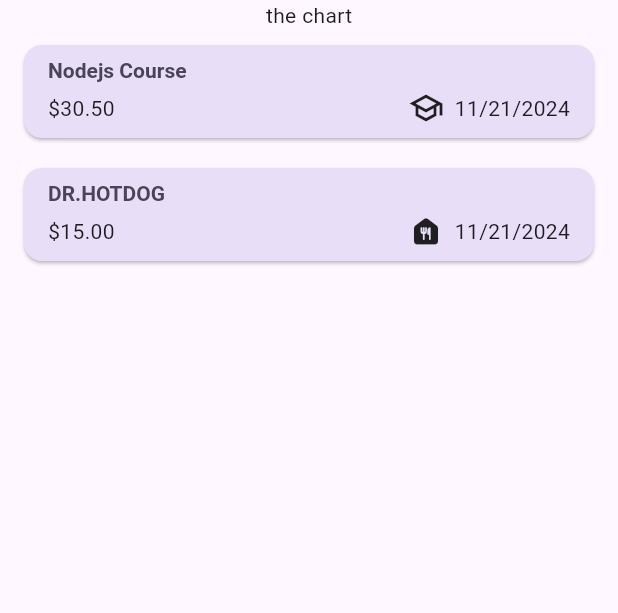
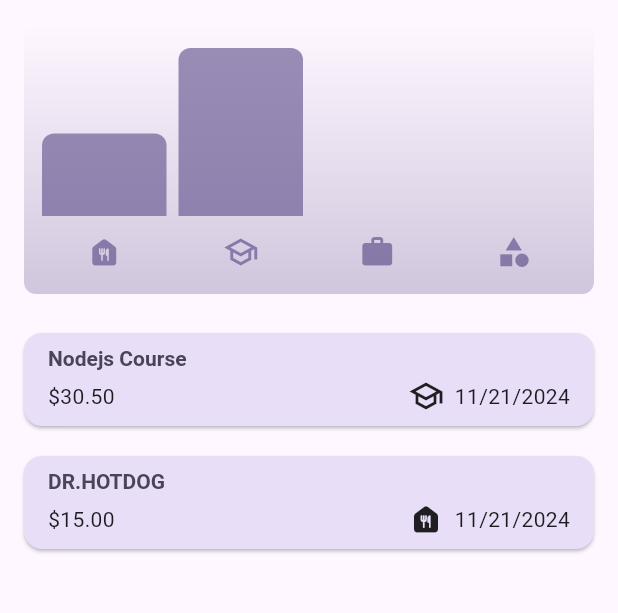
Before and after one commit to malhaq/FinancialTracker, a Flutter app: the screen it shows after launch, on a phone screen of 412 x 824 dp, the part 84-697 px from its top. Run offline on Flutter 3.47's test engine with Material 3 defaults, Android fonts, the phone set to English and light mode, and no system bars.

Commit message:
adding the chart with the data

```diff
--- a/lib/models/expense.dart
+++ b/lib/models/expense.dart
@@ -2,16 +2,16 @@ import 'package:flutter/material.dart';
 import 'package:uuid/uuid.dart';
 import 'package:intl/intl.dart';
 
-const uuid =  Uuid();
+const uuid = Uuid();
 
 final formatter = DateFormat.yMd();
 
-enum Category {food,work,school,other}
+enum Category { food, work, school, other }
 
-const categoryIcons ={
-  Category.food : Icons.food_bank_rounded,
-  Category.school : Icons.school_outlined,
-  Category.work : Icons.work,
+const categoryIcons = {
+  Category.food: Icons.food_bank_rounded,
+  Category.school: Icons.school_outlined,
+  Category.work: Icons.work,
   Category.other: Icons.category,
 };
 
@@ -29,7 +29,31 @@ class Expense {
   final DateTime date;
   final Category category;
 
-  String get formattedDate{
+  String get formattedDate {
     return formatter.format(date);
   }
 }
+
+class ExpenseBucket {
+  const ExpenseBucket({
+    required this.category,
+    required this.expenses,
+  });
+
+  ExpenseBucket.forCategory(List<Expense> allExpenses, this.category)
+      : expenses = allExpenses
+            .where((expense) => expense.category == category)
+            .toList();
+
+  final Category category;
+  final List<Expense> expenses;
+
+  double get totalExpenses {
+    double sum = 0;
+
+    for (final expense in expenses) {
+      sum += expense.amount;
+    }
+    return sum;
+  }
+}
--- /dev/null
+++ b/lib/widgets/chart/chart.dart
@@ -0,0 +1,94 @@
+import 'package:flutter/material.dart';
+import 'package:finance_manager/widgets/chart/chart_bar.dart';
+import 'package:finance_manager/models/expense.dart';
+
+class Chart extends StatelessWidget {
+  const Chart({super.key, required this.expenses});
+
+  final List<Expense> expenses;
+
+  List<ExpenseBucket> get buckets {
+    return [
+      ExpenseBucket.forCategory(expenses, Category.food),
+      ExpenseBucket.forCategory(expenses, Category.school),
+      ExpenseBucket.forCategory(expenses, Category.work),
+      ExpenseBucket.forCategory(expenses, Category.other),
+    ];
+  }
+
+  double get maxTotalExpense {
+    double maxTotalExpense = 0;
+
+    for (final bucket in buckets) {
+      if (bucket.totalExpenses > maxTotalExpense) {
+        maxTotalExpense = bucket.totalExpenses;
+      }
+    }
+
+    return maxTotalExpense;
+  }
+
+  @override
+  Widget build(BuildContext context) {
+    final isDarkMode =
+        MediaQuery.of(context).platformBrightness == Brightness.dark;
+    return Container(
+      margin: const EdgeInsets.all(16),
+      padding: const EdgeInsets.symmetric(
+        vertical: 16,
+        horizontal: 8,
+      ),
+      width: double.infinity,
+      height: 180,
+      decoration: BoxDecoration(
+        borderRadius: BorderRadius.circular(8),
+        gradient: LinearGradient(
+          colors: [
+            Theme.of(context).colorScheme.primary.withOpacity(0.3),
+            Theme.of(context).colorScheme.primary.withOpacity(0.0)
+          ],
+          begin: Alignment.bottomCenter,
+          end: Alignment.topCenter,
+        ),
+      ),
+      child: Column(
+        children: [
+          Expanded(
+            child: Row(
+              crossAxisAlignment: CrossAxisAlignment.end,
+              children: [
+                for (final bucket in buckets) // alternative to map()
+                  ChartBar(
+                    fill: bucket.totalExpenses == 0
+                        ? 0
+                        : bucket.totalExpenses / maxTotalExpense,
+                  )
+              ],
+            ),
+          ),
+          const SizedBox(height: 12),
+          Row(
+            children: buckets
+                .map(
+                  (bucket) => Expanded(
+                    child: Padding(
+                      padding: const EdgeInsets.symmetric(horizontal: 4),
+                      child: Icon(
+                        categoryIcons[bucket.category],
+                        color: isDarkMode
+                            ? Theme.of(context).colorScheme.secondary
+                            : Theme.of(context)
+                                .colorScheme
+                                .primary
+                                .withOpacity(0.7),
+                      ),
+                    ),
+                  ),
+                )
+                .toList(),
+          )
+        ],
+      ),
+    );
+  }
+}
--- /dev/null
+++ b/lib/widgets/chart/chart_bar.dart
@@ -0,0 +1,34 @@
+import 'package:flutter/material.dart';
+
+class ChartBar extends StatelessWidget {
+  const ChartBar({
+    super.key,
+    required this.fill,
+  });
+
+  final double fill;
+
+  @override
+  Widget build(BuildContext context) {
+    final isDarkMode =
+        MediaQuery.of(context).platformBrightness == Brightness.dark;
+    return Expanded(
+      child: Padding(
+        padding: const EdgeInsets.symmetric(horizontal: 4),
+        child: FractionallySizedBox(
+          heightFactor: fill,
+          child: DecoratedBox(
+            decoration: BoxDecoration(
+              shape: BoxShape.rectangle,
+              borderRadius:
+                  const BorderRadius.vertical(top: Radius.circular(8)),
+              color: isDarkMode
+                  ? Theme.of(context).colorScheme.secondary
+                  : Theme.of(context).colorScheme.primary.withOpacity(0.65),
+            ),
+          ),
+        ),
+      ),
+    );
+  }
+}
--- a/lib/widgets/finances.dart
+++ b/lib/widgets/finances.dart
@@ -1,3 +1,4 @@
+import 'package:finance_manager/widgets/chart/chart.dart';
 import 'package:finance_manager/widgets/expenses_list/expenses_list.dart';
 import 'package:finance_manager/models/expense.dart';
 import 'package:finance_manager/widgets/new_expense.dart';
@@ -88,7 +89,7 @@ class _FinancesState extends State<Finances> {
       ),
       body: Column(
         children: [
-          const Text('the chart'),
+          Chart(expenses: _registeredExpenses),
           Expanded(
             child: mainContent,
           ),
```
